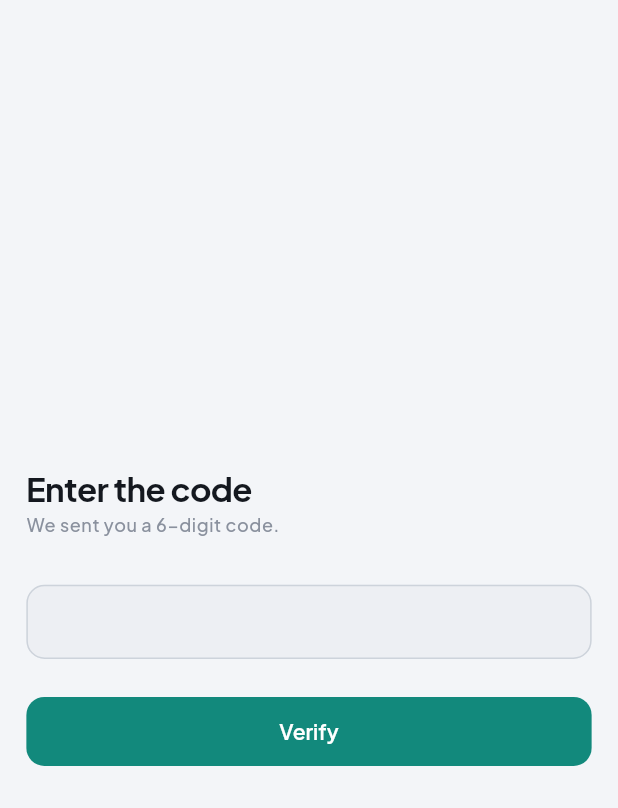
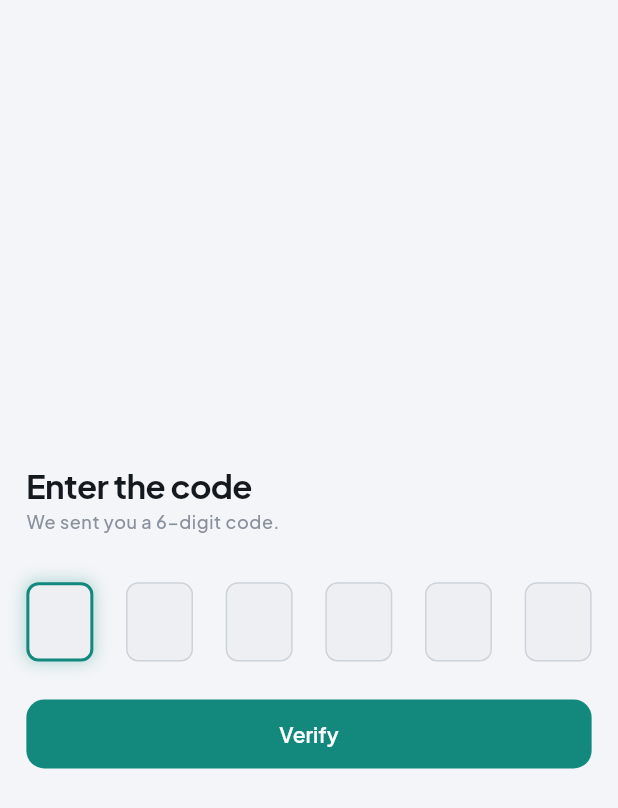
Before and after one commit to recurva/quiet_pass, a Flutter app: the OtpEntryPage screen opened directly, on a phone screen of 412 x 824 dp. Shown: the top 808 px of the screen. Run offline on Flutter 3.47's test engine with Material 3 defaults, Android fonts, the phone set to English and light mode, and no system bars; our stand-ins replace firebase_auth, firebase_core, firebase_messaging, flutter_local_notifications, flutter_riverpod, flutter_screenutil and 6 more; accounts and stored records are empty; network calls fail.

Commit message:
OTP: 6 square digit boxes instead of one letter-spaced text field
Replaces the single TextField(letterSpacing: 8) with the mockup's row
of 6 square boxes (filled digit, accent border + glow ring on the
active one, plain outline otherwise). The real input is unchanged -
same _controller, now driving an invisible TextField positioned under
the boxes (IgnorePointer lets taps reach it) - so _submit/confirmCode
and the 6-digit length check are untouched.

Deliberately did not add the mockup's "Resend in 0:24" countdown:
there's no resend action wired today (sendCode is only ever called
once, from the phone screen), and OtpFlowState doesn't carry the
signup display name back to this screen - adding a working resend
risks silently dropping the name on a sign-up resend. Left as a
follow-up rather than guessing at that wiring.

Co-Authored-By: Claude Sonnet 5 <noreply@anthropic.com>

```diff
--- a/frontend/lib/features/auth/otp_entry_page.dart
+++ b/frontend/lib/features/auth/otp_entry_page.dart
@@ -20,10 +20,21 @@ class OtpEntryPage extends ConsumerStatefulWidget {
 
 class _OtpEntryPageState extends ConsumerState<OtpEntryPage> {
   final _controller = TextEditingController();
+  final _focusNode = FocusNode();
+
+  @override
+  void initState() {
+    super.initState();
+    // Repaints the 6 boxes below on every keystroke (digit typed, or
+    // backspaced) — the actual value still lives in _controller/_submit,
+    // unchanged; this just drives the box-by-box visual.
+    _controller.addListener(() => setState(() {}));
+  }
 
   @override
   void dispose() {
     _controller.dispose();
+    _focusNode.dispose();
     super.dispose();
   }
 
@@ -68,29 +79,37 @@ class _OtpEntryPageState extends ConsumerState<OtpEntryPage> {
                 style: context.text.bodySmall,
               ),
               SizedBox(height: Space.xl.h),
-              TextField(
+              GestureDetector(
+                onTap: () => _focusNode.requestFocus(),
+                child: Stack(
+                  children: [
+                    // The real input: fully transparent but still focusable
+                    // and IME-connected, positioned under the 6 visible
+                    // boxes. Still the same _controller driving _submit -
+                    // only how the value is *drawn* changed.
+                    Opacity(
+                      opacity: 0,
+                      child: TextField(
                         controller: _controller,
+                        focusNode: _focusNode,
                         keyboardType: TextInputType.number,
-                textAlign: TextAlign.center,
                         maxLength: 6,
-                style: context.text.titleLarge?.copyWith(letterSpacing: 8),
-                decoration: InputDecoration(
-                  counterText: '',
-                  filled: true,
-                  fillColor: c.surface2,
-                  contentPadding: EdgeInsets.symmetric(vertical: Space.md.h),
-                  border: OutlineInputBorder(
-                    borderRadius: BorderRadius.circular(Radii.md.r),
-                    borderSide: BorderSide(color: c.line2),
+                        decoration: const InputDecoration(counterText: '', border: InputBorder.none),
                       ),
-                  enabledBorder: OutlineInputBorder(
-                    borderRadius: BorderRadius.circular(Radii.md.r),
-                    borderSide: BorderSide(color: c.line2),
                     ),
-                  focusedBorder: OutlineInputBorder(
-                    borderRadius: BorderRadius.circular(Radii.md.r),
-                    borderSide: BorderSide(color: c.accent),
+                    IgnorePointer(
+                      child: Row(
+                        mainAxisAlignment: MainAxisAlignment.spaceBetween,
+                        children: [
+                          for (var i = 0; i < 6; i++)
+                            _OtpDigitBox(
+                              digit: i < _controller.text.length ? _controller.text[i] : null,
+                              active: i == _controller.text.length,
                             ),
+                        ],
+                      ),
+                    ),
+                  ],
                 ),
               ),
               if (flowState is OtpFlowError) ...[
@@ -130,3 +149,33 @@ class _OtpEntryPageState extends ConsumerState<OtpEntryPage> {
     ref.read(otpFlowControllerProvider.notifier).confirmCode(code);
   }
 }
+
+/// One of the 6 square digit boxes: shows its digit once filled, an accent
+/// border + glow ring while it's the next one to be filled, and a plain
+/// outline otherwise. Purely decorative - the real value lives in
+/// _OtpEntryPageState's hidden TextField/_controller.
+class _OtpDigitBox extends StatelessWidget {
+  const _OtpDigitBox({required this.digit, required this.active});
+
+  final String? digit;
+  final bool active;
+
+  @override
+  Widget build(BuildContext context) {
+    final c = context.colors;
+    return Container(
+      width: 44.r,
+      height: 52.r,
+      alignment: Alignment.center,
+      decoration: BoxDecoration(
+        color: c.surface2,
+        borderRadius: BorderRadius.circular(Radii.sm.r),
+        border: Border.all(color: active ? c.accent : c.line2, width: active ? 2 : 1),
+        boxShadow: active
+            ? [BoxShadow(color: c.accentRing, blurRadius: 8.r, spreadRadius: 1.r)]
+            : null,
+      ),
+      child: Text(digit ?? '', style: context.text.titleLarge),
+    );
+  }
+}
```
Lines whose indentation alone changed are shown as unchanged.
